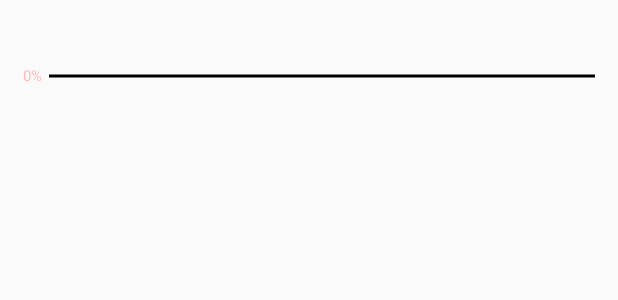
After one commit to ningbaoqi/CustomView, an Android app: the layout progressbar.xml on its own in the app's theme, with its tools: preview values and no code run, on a phone screen of 412 x 824 dp. The commit adds this screen. Shown: the top 300 px of the screen. Run offline under Robolectric (Android 15) with nearby library versions, the phone set to English and light mode, and no system bars.

Commit message:
自定义View实现水平进度条

```diff
--- /dev/null
+++ b/app/src/main/java/ningbaoqi/com/customviewother/HorizontalProgressBarWithProgress.java
@@ -0,0 +1,148 @@
+package ningbaoqi.com.customviewother;
+
+import android.content.Context;
+import android.content.res.TypedArray;
+import android.graphics.Canvas;
+import android.graphics.Paint;
+import android.util.AttributeSet;
+import android.util.TypedValue;
+import android.widget.ProgressBar;
+
+import ningbaoqi.com.customview.R;
+
+/**
+ * =========================================
+ * <p/>
+ * 版    权: ningxiansheng
+ * <p/>
+ * 作    者: 宁宝琪
+ * <p/>
+ * 版    本:1.0
+ * <p/>
+ * 创建 时间:18-5-9
+ * <p/>
+ * 描    述:
+ * <p/>
+ * <p/>
+ * 修订 历史:
+ * <p/>
+ * =========================================
+ */
+
+public class HorizontalProgressBarWithProgress extends ProgressBar {
+    private static final int DEFAULT_TEXT_SIZE = 10;//sp
+    private static final int DEFAULT_TEXT_COLOR = 0XFFFC00D1;
+    private static final int DEFAULT_COLOR_UNREACH = 0XFFD3D6DA;
+    private static final int DEFAULT_HEIGTH_UNREACH = 2;//dp
+    private static final int DEFAULT_COLOR_REACH = DEFAULT_TEXT_COLOR;
+    private static final int DEFAULT_HEIGTH_REACH = 2;//dp
+    private static final int DEFAULT_TEXT_OFFSET = 10;//dp
+    private int mTextSize = sp2px(DEFAULT_TEXT_SIZE);
+    private int mTextColor = DEFAULT_TEXT_COLOR;
+    private int mUnReachColor = DEFAULT_COLOR_UNREACH;
+    private int mUnReachHeight = dp2px(DEFAULT_HEIGTH_UNREACH);
+    private int mReachColor = DEFAULT_COLOR_REACH;
+    private int mReachHeight = dp2px(DEFAULT_HEIGTH_REACH);
+    private int mTextOffset = dp2px(DEFAULT_TEXT_OFFSET);
+    private Paint mPaint = new Paint();
+    private int mRealWidth;
+
+    public HorizontalProgressBarWithProgress(Context context) {
+        this(context, null, 0);
+    }
+
+    public HorizontalProgressBarWithProgress(Context context, AttributeSet attrs) {
+        this(context, attrs, 0);
+    }
+
+    public HorizontalProgressBarWithProgress(Context context, AttributeSet attrs, int defStyleAttr) {
+        super(context, attrs, defStyleAttr);
+        obtianStyledAttrs(attrs);
+    }
+
+    /**
+     * 获取自定义属性
+     *
+     * @param attrs
+     */
+    private void obtianStyledAttrs(AttributeSet attrs) {
+        TypedArray typedArray = getContext().obtainStyledAttributes(attrs, R.styleable.HorizontalProgressBarWithProgress);
+        mTextSize = (int) typedArray.getDimension(R.styleable.HorizontalProgressBarWithProgress_progress_text_size, mTextSize);
+        mTextColor = typedArray.getColor(R.styleable.HorizontalProgressBarWithProgress_progress_text_color, mTextColor);
+        mTextOffset = (int) typedArray.getDimension(R.styleable.HorizontalProgressBarWithProgress_progress_text_offset, mTextOffset);
+        mUnReachColor = typedArray.getColor(R.styleable.HorizontalProgressBarWithProgress_progress_unreach_color, mUnReachColor);
+        mUnReachHeight = (int) typedArray.getDimension(R.styleable.HorizontalProgressBarWithProgress_progress_unreach_height, mUnReachHeight);
+        mReachColor = typedArray.getColor(R.styleable.HorizontalProgressBarWithProgress_progress_reach_color, mReachColor);
+        mReachHeight = (int) typedArray.getDimension(R.styleable.HorizontalProgressBarWithProgress_progress_reach_height, mReachHeight);
+        typedArray.recycle();
+        mPaint.setTextSize(mTextSize);
+    }
+
+    /**
+     * 测量
+     */
+    @Override
+    protected synchronized void onMeasure(int widthMeasureSpec, int heightMeasureSpec) {
+        int widthVal = MeasureSpec.getSize(widthMeasureSpec);//因为是水平进度跳，所以用户必须要给我设定一个值
+        int height = measureHeight(heightMeasureSpec);
+        setMeasuredDimension(widthVal, height);//设置宽高，表示确定该View的宽高
+        mRealWidth = getMeasuredWidth() - getPaddingLeft() - getPaddingRight();//实际上绘制区域的宽度
+    }
+
+    private int measureHeight(int heightMeasureSpec) {
+        int result = 0;
+        int mode = MeasureSpec.getMode(heightMeasureSpec);
+        int size = MeasureSpec.getSize(heightMeasureSpec);
+        if (mode == MeasureSpec.EXACTLY) {//精确值
+            result = size;
+        } else {
+            int textHeight = (int) (mPaint.descent() - mPaint.ascent());//字的高度
+            result = getPaddingBottom() + getPaddingTop() + Math.max(Math.max(mReachHeight, mUnReachHeight), Math.abs(textHeight));
+            if (mode == MeasureSpec.AT_MOST) {//表示测量的值不能超过给定的size值
+                result = Math.min(result, size);
+            }
+        }
+        return result;
+    }
+
+    private int dp2px(int dpVal) {
+        return (int) TypedValue.applyDimension(TypedValue.COMPLEX_UNIT_DIP, dpVal, getResources().getDisplayMetrics());
+    }
+
+    private int sp2px(int spVal) {
+        return (int) TypedValue.applyDimension(TypedValue.COMPLEX_UNIT_SP, spVal, getResources().getDisplayMetrics());
+    }
+
+    @Override
+    protected synchronized void onDraw(Canvas canvas) {
+        canvas.save();
+        canvas.translate(getPaddingLeft(), getHeight() / 2);//设置开始绘制的位置
+        boolean noNeedUnReach = false;
+        String text = getProgress() + "%";
+        int textWidth = (int) mPaint.measureText(text);//拿到文本的宽度
+        float radio = getProgress() * 1.0f / getMax();
+        float progressX = radio * mRealWidth;
+        if (progressX + textWidth > mRealWidth) {
+            progressX = mRealWidth - textWidth;
+            noNeedUnReach = true;
+        }
+        float endX = progressX - mTextOffset / 2;
+        if (endX > 0) {
+            mPaint.setColor(mReachColor);
+            mPaint.setStrokeWidth(mReachHeight);
+            canvas.drawLine(0, 0, endX, 0, mPaint);
+        }
+
+        mPaint.setColor(mTextColor);
+        int y = (int) (-(mPaint.descent() + mPaint.ascent()) / 2);//获取文本的基线
+        canvas.drawText(text, progressX, y, mPaint);
+
+        if (!noNeedUnReach) {
+            float start = progressX + mTextOffset / 2 + textWidth;
+            mPaint.setColor(mUnReachColor);
+            mPaint.setStrokeWidth(mUnReachHeight);
+            canvas.drawLine(start, 0, mRealWidth, 0, mPaint);
+        }
+        canvas.restore();
+    }
+}
--- /dev/null
+++ b/app/src/main/res/layout/progressbar.xml
@@ -0,0 +1,24 @@
+<?xml version="1.0" encoding="utf-8"?>
+<ScrollView
+    xmlns:android="http://schemas.android.com/apk/res/android"
+    xmlns:ningbaoqi="http://schemas.android.com/apk/res/ningbaoqi.com.customview"
+    android:layout_width="match_parent"
+    android:layout_height="match_parent">
+
+    <LinearLayout
+        android:layout_width="match_parent"
+        android:layout_height="wrap_content"
+        android:orientation="vertical">
+
+        <ningbaoqi.com.customviewother.HorizontalProgressBarWithProgress
+            android:id="@+id/progress"
+            android:layout_width="match_parent"
+            android:layout_height="wrap_content"
+            android:layout_marginTop="30dp"
+            android:padding="15dp"
+            android:progress="0"
+            ningbaoqi:progress_text_color="#44ff0000"
+            ningbaoqi:progress_unreach_color="#ff000000"/>
+
+    </LinearLayout>
+</ScrollView>
```
Also changed, not shown: app/src/main/java/ningbaoqi/com/customviewother/HorizontalProgressBarActivity.java (added, +53 -0 lines), app/src/main/res/values/attrs.xml (+19 -0 lines), 2 other files.
